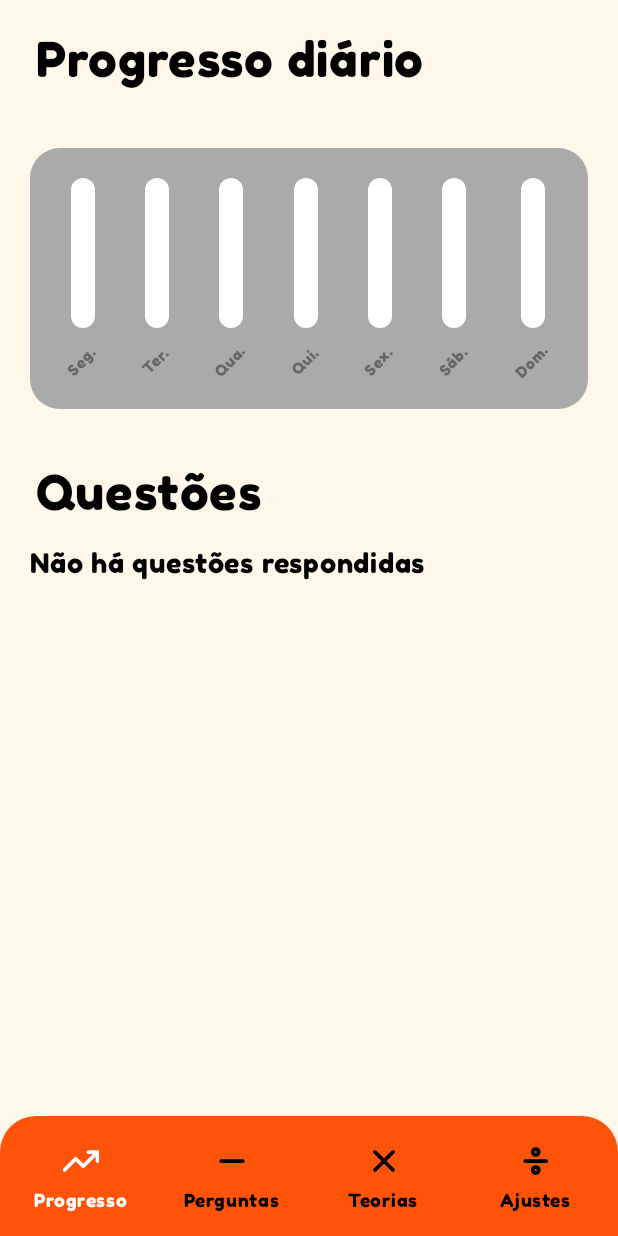
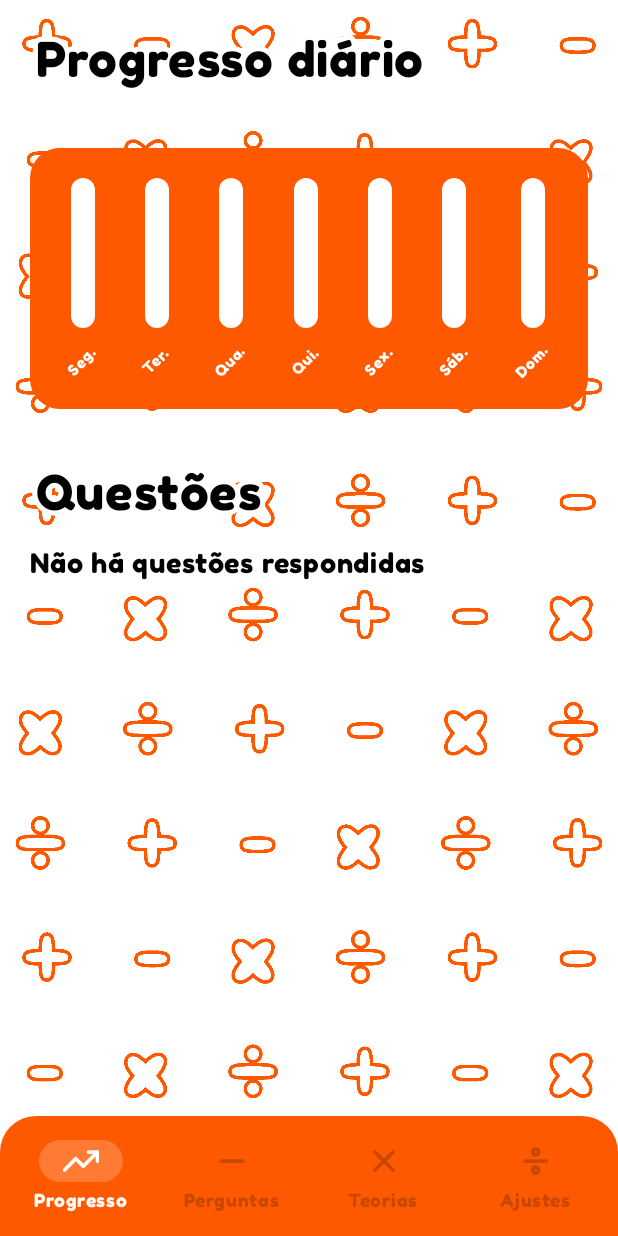
Before and after one commit to Kaiki098/EducaMat, an Android app built with Jetpack Compose: the screen it shows after launch (MainActivity), after a tap on "Salvar", on a phone screen of 412 x 824 dp. Run offline under Robolectric (Android 15) with nearby library versions, the phone set to English and light mode, and no system bars; our stand-ins replace Room's generated code.

Commit message:
chore: adjust theme

```diff
--- a/app/src/main/java/br/com/kbat/educamat/presentation/components/BottomBar.kt
+++ b/app/src/main/java/br/com/kbat/educamat/presentation/components/BottomBar.kt
@@ -14,7 +14,6 @@ import androidx.compose.runtime.getValue
 import androidx.compose.runtime.remember
 import androidx.compose.ui.Modifier
 import androidx.compose.ui.draw.clip
-import androidx.compose.ui.graphics.Color
 import androidx.compose.ui.res.painterResource
 import androidx.compose.ui.tooling.preview.Preview
 import androidx.compose.ui.unit.dp
@@ -28,6 +27,7 @@ import br.com.kbat.educamat.presentation.navigation.ProgressRoute
 import br.com.kbat.educamat.presentation.navigation.QuestionsRoute
 import br.com.kbat.educamat.presentation.navigation.SettingsRoute
 import br.com.kbat.educamat.presentation.navigation.TheoriesRoute
+import br.com.kbat.educamat.presentation.theme.BlueColorScheme
 import br.com.kbat.educamat.presentation.theme.EducaMatTheme
 
 
@@ -110,11 +110,8 @@ fun BottomBar(navController: NavHostController) {
                         )
                     },
                     colors = NavigationBarItemDefaults.colors(
-                        selectedTextColor = Color.White,
-                        unselectedTextColor = MaterialTheme.colorScheme.onPrimary,
-                        indicatorColor = Color.Transparent,
-                        selectedIconColor = Color.White,
-                        unselectedIconColor = MaterialTheme.colorScheme.onPrimary
+                        selectedTextColor = MaterialTheme.colorScheme.onSecondaryContainer,
+                        indicatorColor = MaterialTheme.colorScheme.onPrimary.copy(alpha = 0.2f)
                     )
                 )
             }
@@ -127,7 +124,9 @@ fun BottomBar(navController: NavHostController) {
 @Composable
 private fun BottomBarPreview() {
     val navController: NavHostController = rememberNavController()
-    EducaMatTheme {
+    EducaMatTheme(
+        BlueColorScheme
+    ) {
         BottomBar(navController = navController)
     }
 }
--- a/app/src/main/java/br/com/kbat/educamat/presentation/components/NumberPicker.kt
+++ b/app/src/main/java/br/com/kbat/educamat/presentation/components/NumberPicker.kt
@@ -55,7 +55,8 @@ fun NumberPicker(
 
                 Icon(
                     imageVector = Icons.Default.Remove,
-                    contentDescription = "Símbolo de subtração"
+                    contentDescription = "Símbolo de subtração",
+                    tint = MaterialTheme.colorScheme.onPrimary
                 )
             }
         }
@@ -76,7 +77,8 @@ fun NumberPicker(
 
                 Icon(
                     imageVector = Icons.Default.Add,
-                    contentDescription = "Símbolo de adição"
+                    contentDescription = "Símbolo de adição",
+                    tint = MaterialTheme.colorScheme.onPrimary
                 )
             }
         }
--- a/app/src/main/java/br/com/kbat/educamat/presentation/components/OperationButton.kt
+++ b/app/src/main/java/br/com/kbat/educamat/presentation/components/OperationButton.kt
@@ -14,7 +14,7 @@ import androidx.compose.ui.graphics.Color
 import androidx.compose.ui.tooling.preview.Preview
 import androidx.compose.ui.unit.dp
 import androidx.compose.ui.unit.sp
-import br.com.kbat.educamat.presentation.theme.Blue
+import br.com.kbat.educamat.presentation.theme.Blue800
 import br.com.kbat.educamat.presentation.theme.EducaMatTheme
 
 @Composable
@@ -55,7 +55,7 @@ private fun OperationButtonPreview() {
                 .height(150.dp)
                 .width(300.dp),
             onStartClick = { },
-            borderColor = Blue,
+            borderColor = Blue800,
             text = "Azul"
         )
     }
--- /dev/null
+++ b/app/src/main/java/br/com/kbat/educamat/presentation/components/OutlinedText.kt
@@ -0,0 +1,47 @@
+package br.com.kbat.educamat.presentation.components
+
+import androidx.compose.foundation.layout.Box
+import androidx.compose.material3.LocalTextStyle
+import androidx.compose.material3.MaterialTheme
+import androidx.compose.material3.Text
+import androidx.compose.runtime.Composable
+import androidx.compose.ui.Modifier
+import androidx.compose.ui.graphics.Color
+import androidx.compose.ui.graphics.StrokeJoin
+import androidx.compose.ui.graphics.drawscope.Stroke
+import androidx.compose.ui.tooling.preview.Preview
+import androidx.compose.ui.unit.sp
+import br.com.kbat.educamat.presentation.theme.EducaMatTheme
+
+@Composable
+fun OutlinedText(text: String, modifier: Modifier = Modifier) {
+    Box {
+        Text(
+            modifier = modifier,
+            text = text,
+            color = Color.White,
+            fontSize = 32.sp,
+            style = LocalTextStyle.current.merge(
+                drawStyle = Stroke(
+                    miter = 10f,
+                    width = 10f,
+                    join = StrokeJoin.Round
+                )
+            )
+        )
+        Text(
+            modifier = modifier,
+            text = text,
+            color = MaterialTheme.colorScheme.onBackground,
+            fontSize = 32.sp,
+        )
+    }
+}
+
+@Preview
+@Composable
+private fun OutlinedTextPreview() {
+    EducaMatTheme {
+        OutlinedText("Olá mundo")
+    }
+}
--- a/app/src/main/java/br/com/kbat/educamat/presentation/components/WeekChart.kt
+++ b/app/src/main/java/br/com/kbat/educamat/presentation/components/WeekChart.kt
@@ -24,13 +24,13 @@ import androidx.compose.runtime.remember
 import androidx.compose.runtime.setValue
 import androidx.compose.ui.Alignment
 import androidx.compose.ui.Modifier
-import androidx.compose.ui.graphics.Color
 import androidx.compose.ui.graphics.TransformOrigin
 import androidx.compose.ui.graphics.graphicsLayer
 import androidx.compose.ui.tooling.preview.Preview
 import androidx.compose.ui.unit.Dp
 import androidx.compose.ui.unit.dp
 import androidx.compose.ui.unit.sp
+import br.com.kbat.educamat.presentation.theme.BlueColorScheme
 import br.com.kbat.educamat.presentation.theme.EducaMatTheme
 import java.time.DayOfWeek
 import java.time.format.TextStyle
@@ -48,7 +48,7 @@ fun WeekChart(
             .padding(20.dp)
             .fillMaxWidth()
             .heightIn(min = 150.dp)
-            .background(MaterialTheme.colorScheme.onSurface, shape = RoundedCornerShape(20.dp))
+            .background(MaterialTheme.colorScheme.primary, shape = RoundedCornerShape(20.dp))
     ) {
         Row(
             Modifier
@@ -79,7 +79,7 @@ fun WeekChartBar(barHeight: Dp, day: String) {
 
     val animatedHeight by animateDpAsState(
         targetValue = targetValue,
-        label = "height",
+        label = "height animation",
         animationSpec = tween(durationMillis = 500)
     )
 
@@ -88,13 +88,13 @@ fun WeekChartBar(barHeight: Dp, day: String) {
     }
 
     Column(
-        Modifier.background(color = MaterialTheme.colorScheme.onSurface),
+        Modifier.background(color = MaterialTheme.colorScheme.primary),
         horizontalAlignment = Alignment.CenterHorizontally
     ) {
 
         Box(
             modifier = Modifier
-                .background(Color.White, shape = RoundedCornerShape(20.dp))
+                .background(MaterialTheme.colorScheme.background, shape = RoundedCornerShape(20.dp))
                 .height(100.dp),
             contentAlignment = Alignment.BottomCenter
         ) {
@@ -103,7 +103,7 @@ fun WeekChartBar(barHeight: Dp, day: String) {
                     .width(16.dp)
                     .height(animatedHeight)
                     .background(
-                        color = MaterialTheme.colorScheme.primary,
+                        color = MaterialTheme.colorScheme.onSurface,
                         shape = RoundedCornerShape(20.dp)
                     )
             )
@@ -117,7 +117,7 @@ fun WeekChartBar(barHeight: Dp, day: String) {
                 },
             text = day,
             fontSize = 10.sp,
-            color = Color(0xFF666666)
+            color = MaterialTheme.colorScheme.onPrimary
         )
 
     }
@@ -136,7 +136,9 @@ private fun WeekChartPreview() {
         put(DayOfWeek.SATURDAY, 100.dp)
         put(DayOfWeek.SUNDAY, 110.dp)
     }
-    EducaMatTheme {
+    EducaMatTheme(
+        colorScheme = BlueColorScheme
+    ) {
         WeekChart(dailyStatistics = dailyStatistics)
     }
 }
--- a/app/src/main/java/br/com/kbat/educamat/presentation/screen/ProgressScreen.kt
+++ b/app/src/main/java/br/com/kbat/educamat/presentation/screen/ProgressScreen.kt
@@ -1,13 +1,15 @@
 package br.com.kbat.educamat.presentation.screen
 
+import androidx.compose.foundation.Image
 import androidx.compose.foundation.background
 import androidx.compose.foundation.layout.Arrangement
+import androidx.compose.foundation.layout.Box
 import androidx.compose.foundation.layout.Column
 import androidx.compose.foundation.layout.fillMaxSize
 import androidx.compose.foundation.layout.padding
 import androidx.compose.foundation.lazy.LazyColumn
 import androidx.compose.foundation.lazy.items
-import androidx.compose.material3.CircularProgressIndicator
+import androidx.compose.material3.LocalTextStyle
 import androidx.compose.material3.MaterialTheme
 import androidx.compose.material3.Text
 import androidx.compose.runtime.Composable
@@ -15,11 +17,18 @@ import androidx.compose.runtime.collectAsState
 import androidx.compose.runtime.getValue
 import androidx.compose.ui.Alignment
 import androidx.compose.ui.Modifier
+import androidx.compose.ui.graphics.Color
+import androidx.compose.ui.graphics.ColorFilter
+import androidx.compose.ui.graphics.StrokeJoin
+import androidx.compose.ui.graphics.drawscope.Stroke
+import androidx.compose.ui.layout.ContentScale
+import androidx.compose.ui.res.painterResource
 import androidx.compose.ui.tooling.preview.Preview
 import androidx.compose.ui.unit.Dp
 import androidx.compose.ui.unit.dp
 import androidx.compose.ui.unit.sp
 import br.com.kbat.educamat.R
+import br.com.kbat.educamat.presentation.components.OutlinedText
 import br.com.kbat.educamat.presentation.components.QuestionItem
 import br.com.kbat.educamat.presentation.components.QuestionUI
 import br.com.kbat.educamat.presentation.components.WeekChart
@@ -58,7 +67,7 @@ fun LoadingProgress(modifier: Modifier = Modifier) {
         horizontalAlignment = Alignment.CenterHorizontally,
         verticalArrangement = Arrangement.Center
     ) {
-        CircularProgressIndicator() // Se começar a demorar de mais, crie um skeleton
+        //CircularProgressIndicator() // Se começar a demorar de mais, crie um skeleton
     }
 }
 
@@ -69,25 +78,50 @@ fun Progress(
     dailyStatistics: EnumMap<DayOfWeek, Dp>,
     onDeleteQuestion: (Int) -> Unit
 ) {
-    Column(
-        modifier = modifier
+    Box(
+        modifier
             .background(color = MaterialTheme.colorScheme.background)
+            .fillMaxSize()
     ) {
-        Text(
-            modifier = Modifier.padding(vertical = 20.dp, horizontal = 24.dp),
-            text = "Progresso diário",
-            color = MaterialTheme.colorScheme.onBackground,
-            fontSize = 32.sp
+        Image(
+            painter = painterResource(id = R.drawable.background),
+            contentDescription = null,
+            contentScale = ContentScale.Crop,
+            modifier = Modifier.fillMaxSize(),
+            colorFilter = ColorFilter.tint(MaterialTheme.colorScheme.primary)
         )
+
+        Column {
+            OutlinedText(
+                "Progresso diário",
+                modifier = Modifier.padding(vertical = 20.dp, horizontal = 24.dp)
+            )
+
             WeekChart(
                 dailyStatistics = dailyStatistics,
                 modifier = Modifier.padding(20.dp)
+            )
+            Box {
+                Text(
+                    modifier = Modifier.padding(vertical = 16.dp, horizontal = 24.dp),
+                    text = "Questões",
+                    fontSize = 32.sp,
+                    color = Color.White,
+                    style = LocalTextStyle.current.merge(
+                        drawStyle = Stroke(
+                            miter = 10f,
+                            width = 10f,
+                            join = StrokeJoin.Round
+                        )
+                    )
                 )
                 Text(
                     modifier = Modifier.padding(vertical = 16.dp, horizontal = 24.dp),
                     text = "Questões",
                     fontSize = 32.sp
                 )
+            }
+
             if (questions.isEmpty()) {
                 Text(
                     modifier = Modifier.padding(horizontal = 20.dp),
@@ -103,6 +137,7 @@ fun Progress(
                         question = question,
                         onDeleteQuestion = onDeleteQuestion
                     )
+                }
             }
         }
     }
--- a/app/src/main/java/br/com/kbat/educamat/presentation/screen/SignUpScreen.kt
+++ b/app/src/main/java/br/com/kbat/educamat/presentation/screen/SignUpScreen.kt
@@ -34,7 +34,6 @@ import androidx.compose.ui.unit.dp
 import androidx.compose.ui.unit.sp
 import br.com.kbat.educamat.R
 import br.com.kbat.educamat.presentation.theme.EducaMatTheme
-import br.com.kbat.educamat.presentation.theme.Orange
 import br.com.kbat.educamat.presentation.viewmodel.UserViewModel
 import org.koin.androidx.compose.koinViewModel
 
@@ -79,14 +78,14 @@ fun SignUp(
             horizontalAlignment = Alignment.CenterHorizontally,
             verticalArrangement = Arrangement.Center
         ) {
-            Text(text = "Dados", color = Orange, fontSize = 52.sp)
+            Text(text = "Dados", color = MaterialTheme.colorScheme.primary, fontSize = 52.sp)
 
             Box(
                 modifier = Modifier
                     .padding(horizontal = 20.dp, vertical = 10.dp)
                     .fillMaxWidth()
                     .border(
-                        border = BorderStroke(width = 10.dp, Orange),
+                        border = BorderStroke(width = 10.dp, MaterialTheme.colorScheme.primary),
                         shape = RoundedCornerShape(10)
                     )
                     .background(color = Color.White),
@@ -98,7 +97,11 @@ fun SignUp(
                     horizontalAlignment = Alignment.CenterHorizontally
                 ) {
                     Spacer(modifier = Modifier.height(30.dp))
-                    Text(text = "Nome:", color = Orange, fontSize = 32.sp)
+                    Text(
+                        text = "Nome:",
+                        color = MaterialTheme.colorScheme.primary,
+                        fontSize = 32.sp
+                    )
                     TextField(
                         value = userName,
                         textStyle = MaterialTheme.typography.bodyLarge.copy(textAlign = TextAlign.Center),
@@ -113,7 +116,11 @@ fun SignUp(
                         )
                     )
                     Spacer(modifier = Modifier.height(16.dp))
-                    Text(text = "Ano Escolar:", color = Orange, fontSize = 32.sp)
+                    Text(
+                        text = "Ano Escolar:",
+                        color = MaterialTheme.colorScheme.primary,
+                        fontSize = 32.sp
+                    )
                     TextField(
                         value = schoolYear,
                         textStyle = MaterialTheme.typography.bodyLarge.copy(textAlign = TextAlign.Center),
--- a/app/src/main/java/br/com/kbat/educamat/presentation/theme/Color.kt
+++ b/app/src/main/java/br/com/kbat/educamat/presentation/theme/Color.kt
@@ -4,12 +4,14 @@ import androidx.compose.ui.graphics.Color
 
 val Pink40 = Color(0xFF7D5260) // default OrangeColorScheme
 
-val Orange = Color(0xFFFF530A)
-val Gray = Color(0xFFAAAAAA)
+val Orange800 = Color(0xFFCA4700)
+val Orange700 = Color(0xFFFF5900)
+val Blue800 = Color(0xff0b0597)
+val Blue700 = Color(0xFf2b12f0)
+
+
 val Yellow = Color(0xFFFFE500)
-val Blue = Color(0xFF1400FF)
-val LightBlue = Color(0xFFE5E2FF)
 val Red = Color(0xFFFF0000)
 val Pink = Color(0xFFEB00FF)
-val LightOrange = Color(0xFFFFF7EA)
 val Green = Color.Green
+val White = Color(0xFFFFFFFF)
--- a/app/src/main/java/br/com/kbat/educamat/presentation/theme/Theme.kt
+++ b/app/src/main/java/br/com/kbat/educamat/presentation/theme/Theme.kt
@@ -4,22 +4,53 @@ import androidx.compose.material3.ColorScheme
 import androidx.compose.material3.MaterialTheme
 import androidx.compose.runtime.Composable
 import androidx.compose.ui.graphics.Color
+import androidx.compose.ui.tooling.preview.Preview
+import androidx.navigation.compose.rememberNavController
+import br.com.kbat.educamat.presentation.components.BottomBar
 
 
 val OrangeColorScheme = customColorScheme(
-    primary = Orange,
-    onPrimary = Color.Black,
-    background = LightOrange,
+    primary = Orange700,
+    onPrimary = White,
+    background = White,
     onBackground = Color.Black,
-    onSurface = Gray
+    surface = Orange700,
+    onSurface = Orange800, // Chart and question preview
+//    error = Red,
+//    scrim = Orange100,
+//    tertiary = Orange700,
+//    onTertiaryContainer = Orange900,
+//    inverseOnSurface = Orange100,
+//    onErrorContainer = Orange700,
+    onSurfaceVariant = Orange800, // Bottom bar text and icon disabled
+//    primaryContainer = Orange100,
+    onSecondaryContainer = White, // Bottom bar icon
+//    onPrimaryContainer = Orange900,
+//    secondaryContainer = Orange100,
+//    errorContainer = Orange700,
+//    inversePrimary = Orange900,
+//    inverseSurface = Orange100,
+//    outlineVariant = Orange700,
+    surfaceVariant = Orange700, // Disabled Switch container
+//    onError = Orange100,
+    outline = Orange800, // Disabled Switch border and ball
+//    secondary = Orange900,
+//    onTertiary = Orange100,
+//    onSecondary = Orange700,
+//    surfaceTint = Orange900
 )
 
 val BlueColorScheme = customColorScheme(
-    primary = Blue,
-    onPrimary = Color.Black,
-    background = LightBlue,
+    primary = Blue700,
+    onPrimary = White,
+    background = White,
     onBackground = Color.Black,
-    onSurface = Gray
+    surface = Blue700,
+    onSurface = Blue800,
+    surfaceVariant = Blue700,
+    outline = Blue800,
+    onSurfaceVariant = Blue800,
+    onSecondaryContainer = White,
 )
 
 val themes = mapOf(
@@ -40,3 +71,24 @@ fun EducaMatTheme(
         content = content
     )
 }
+
+@Preview
+@Composable
+private fun SettingsPreview() {
+    EducaMatTheme(
+        colorScheme = BlueColorScheme
+    ) {
+        BottomBar(navController = rememberNavController())
+    }
+}
+
+
+@Preview
+@Composable
+private fun SettingsOrangePreview() {
+    EducaMatTheme(
+        colorScheme = OrangeColorScheme
+    ) {
+        BottomBar(navController = rememberNavController())
+    }
+}
```
Also changed, not shown: app/src/main/java/br/com/kbat/educamat/presentation/screen/QuestionScreen.kt (+8 -3 lines), app/src/main/java/br/com/kbat/educamat/presentation/screen/QuestionsScreen.kt (+20 -10 lines), app/src/main/java/br/com/kbat/educamat/presentation/screen/SettingsScreen.kt (+15 -10 lines), app/src/main/java/br/com/kbat/educamat/presentation/screen/TheoriesScreen.kt (+18 -13 lines), app/src/main/java/br/com/kbat/educamat/presentation/screen/TheoryScreen.kt (+26 -11 lines), app/src/main/res/drawable/background.png. Lines whose indentation alone changed are shown as unchanged.
